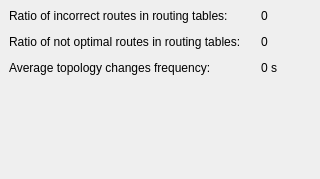
This is Computer_networks/p2p/src/forms/statistics_widget.ui in rutsky/semester09 as Qt 5 draws it before an edit. The edited form follows.
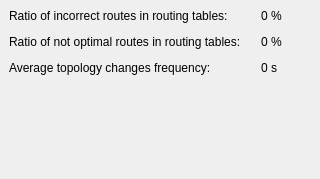
This is the edited form.

Diff of the .ui file:
```diff
--- a/Computer_networks/p2p/src/forms/statistics_widget.ui
+++ b/Computer_networks/p2p/src/forms/statistics_widget.ui
@@ -32,7 +32,7 @@
       <item row="0" column="1">
        <widget class="QLabel" name="incorrectRoutesRatioLabel">
         <property name="text">
-         <string>0</string>
+         <string>0 %</string>
         </property>
        </widget>
       </item>
@@ -59,7 +59,7 @@
       <item row="1" column="1">
        <widget class="QLabel" name="notoptimalRoutesRatioLabel">
         <property name="text">
-         <string>0</string>
+         <string>0 %</string>
         </property>
        </widget>
       </item>
```
